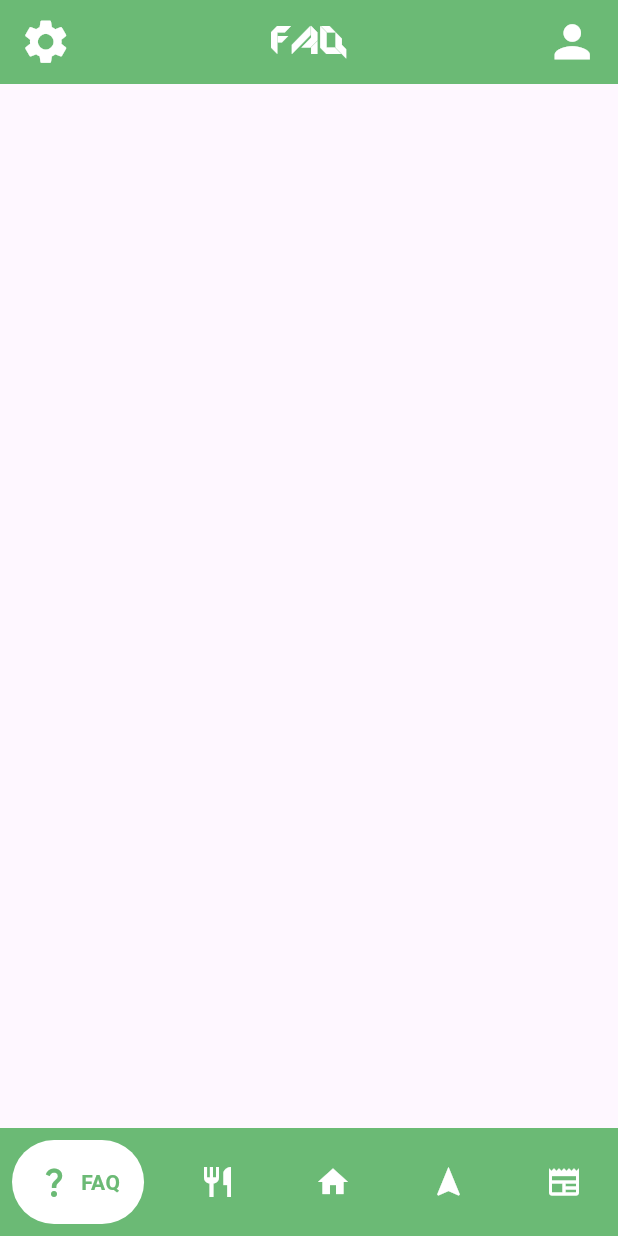
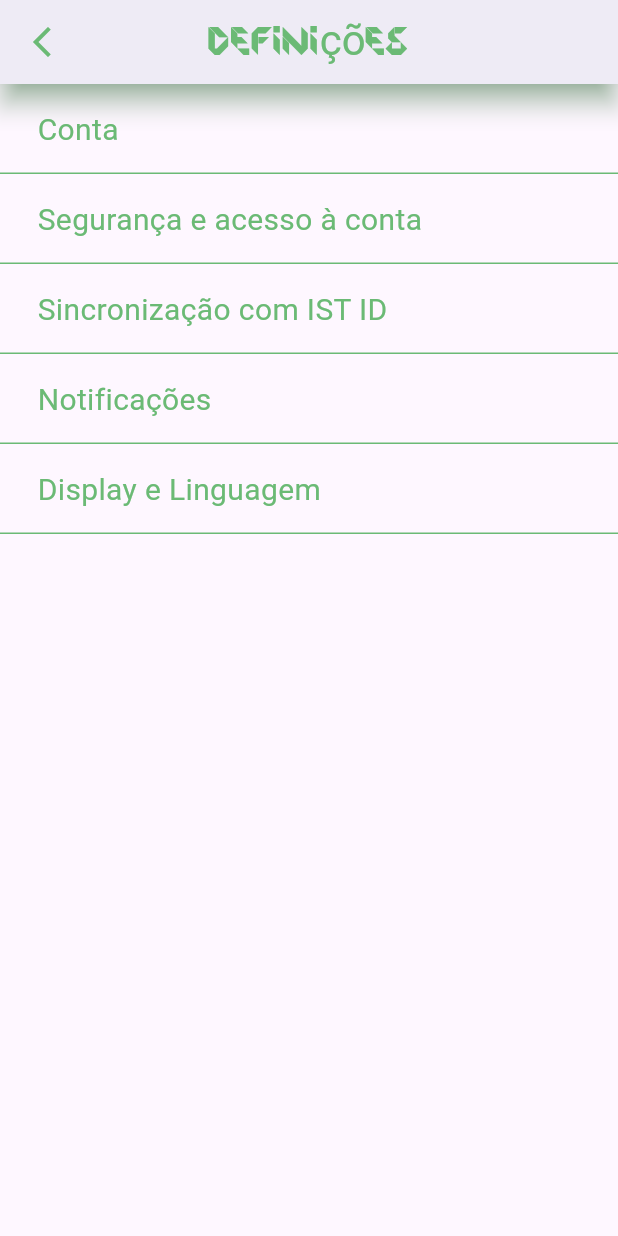
Before and after one commit to HackerSchool/HSMentor, a Flutter app: the PaginaPrincipal screen opened directly, after a tap on the "settings" icon, on a phone screen of 412 x 824 dp. Run offline on Flutter 3.47's test engine with Material 3 defaults, Android fonts, the phone set to English and light mode, and no system bars; drawn by our look-alikes of google_nav_bar; our stand-ins replace introduction_screen, liquid_pull_to_refresh, shared_preferences; accounts and stored records are empty.

Commit message:
feat(new): Implemented definitions page

```diff
--- /dev/null
+++ b/lib/pages/definicoes.dart
@@ -0,0 +1,132 @@
+import 'package:flutter/material.dart';
+
+class Definicoes extends StatelessWidget {
+  const Definicoes({super.key});
+
+  @override
+  Widget build(BuildContext context) {
+    return Scaffold(
+      appBar: AppBar(
+        leading: IconButton(
+          icon: const Icon(
+            Icons.arrow_back_ios_new,
+            color: Color(0xFF6BBA75), // Change the color of the back arrow
+          ),
+          onPressed: () {
+            Navigator.of(context).pop();
+          },
+        ),
+        title: const Text("definições",
+            style: TextStyle(
+                fontFamily: "Origami", color: Color(0xFF6BBA75), fontSize: 28)),
+        centerTitle: true,
+        backgroundColor: Colors.white,
+        elevation: 7,
+        shadowColor: const Color(0xFF6BBA75),
+      ),
+      body: Column(
+        children: [
+          GestureDetector(
+            onTap: () {},
+            child: SizedBox(
+              width: double.infinity,
+              child: Container(
+                padding: const EdgeInsets.only(left: 25.0, top: 16.0, bottom: 16.0),
+                height: 60,
+                decoration: const BoxDecoration(
+                  border: Border(
+                    bottom: BorderSide(
+                      color: Color(0xFF6BBA75), // Color of the bottom border
+                      width: 1.0, // Width of the bottom border
+                    ),
+                  ),
+                ),
+                child: const Text("Conta", style: TextStyle(color: Color(0xFF6BBA75), fontSize: 20)),
+              ),
+            ),
+          ),
+
+          GestureDetector(
+            onTap: () {},
+            child: SizedBox(
+              width: double.infinity,
+              child: Container(
+                padding: const EdgeInsets.only(left: 25.0, top: 16.0, bottom: 16.0),
+                height: 60,
+                decoration: const BoxDecoration(
+                  border: Border(
+                    bottom: BorderSide(
+                      color: Color(0xFF6BBA75), // Color of the bottom border
+                      width: 1.0, // Width of the bottom border
+                    ),
+                  ),
+                ),
+                child: const Text("Segurança e acesso à conta", style: TextStyle(color: Color(0xFF6BBA75), fontSize: 20)),
+              ),
+            ),
+          ),
+
+          GestureDetector(
+            onTap: () {},
+            child: SizedBox(
+              width: double.infinity,
+              child: Container(
+                padding: const EdgeInsets.only(left: 25.0, top: 16.0, bottom: 16.0),
+                height: 60,
+                decoration: const BoxDecoration(
+                  border: Border(
+                    bottom: BorderSide(
+                      color: Color(0xFF6BBA75), // Color of the bottom border
+                      width: 1.0, // Width of the bottom border
+                    ),
+                  ),
+                ),
+                child: const Text("Sincronização com IST ID", style: TextStyle(color: Color(0xFF6BBA75), fontSize: 20)),
+              ),
+            ),
+          ),
+
+          GestureDetector(
+            onTap: () {},
+            child: SizedBox(
+              width: double.infinity,
+              child: Container(
+                padding: const EdgeInsets.only(left: 25.0, top: 16.0, bottom: 16.0),
+                height: 60,
+                decoration: const BoxDecoration(
+                  border: Border(
+                    bottom: BorderSide(
+                      color: Color(0xFF6BBA75), // Color of the bottom border
+                      width: 1.0, // Width of the bottom border
+                    ),
+                  ),
+                ),
+                child: const Text("Notificações", style: TextStyle(color: Color(0xFF6BBA75), fontSize: 20)),
+              ),
+            ),
+          ),
+
+          GestureDetector(
+            onTap: () {},
+            child: SizedBox(
+              width: double.infinity,
+              child: Container(
+                padding: const EdgeInsets.only(left: 25.0, top: 16.0, bottom: 16.0),
+                height: 60,
+                decoration: const BoxDecoration(
+                  border: Border(
+                    bottom: BorderSide(
+                      color: Color(0xFF6BBA75), // Color of the bottom border
+                      width: 1.0, // Width of the bottom border
+                    ),
+                  ),
+                ),
+                child: const Text("Display e Linguagem", style: TextStyle(color: Color(0xFF6BBA75), fontSize: 20)),
+              ),
+            ),
+          ),
+        ],
+      ),
+    );
+  }
+}
--- a/lib/pages/pagina_principal.dart
+++ b/lib/pages/pagina_principal.dart
@@ -1,6 +1,6 @@
 import 'package:flutter/material.dart';
-import 'package:google_nav_bar/google_nav_bar.dart';
 import 'package:hsmentor/components/barra_navegacao.dart';
+import 'package:hsmentor/pages/definicoes.dart';
 import 'package:hsmentor/pages/faq.dart';
 import 'package:hsmentor/pages/home.dart';
 import 'package:hsmentor/pages/navegacao.dart';
@@ -40,7 +40,9 @@ class _PaginaPrincipalState extends State<PaginaPrincipal> {
         leading: Padding(
             padding: EdgeInsets.only(left: 5),
             child: IconButton(
-                onPressed: () {},
+                onPressed: () {
+                  Navigator.push(context, MaterialPageRoute(builder: (context) => Definicoes()));
+                },
                 icon: Icon(Icons.settings, size: 35, color: Colors.white))),
         actions: [
           Padding(
```
